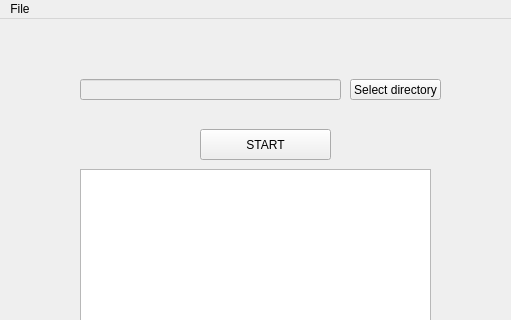
Before: the Qt Designer form mainwindow.ui in vashaty/7zipGUI, drawn with Qt 5; both pictures show x 0 to 511 and y 0 to 320 of the 511 by 469 pixel window.
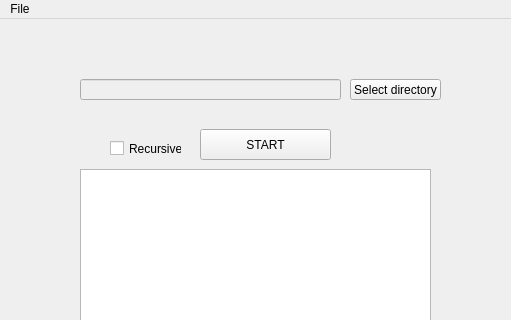
After: the same form once the commit is applied.

Commit message: recursive files search done

Diff of the .ui file:
```diff
--- a/mainwindow.ui
+++ b/mainwindow.ui
@@ -63,6 +63,19 @@
      <string>Select directory</string>
     </property>
    </widget>
+   <widget class="QCheckBox" name="cbRecursive">
+    <property name="geometry">
+     <rect>
+      <x>110</x>
+      <y>120</y>
+      <width>72</width>
+      <height>19</height>
+     </rect>
+    </property>
+    <property name="text">
+     <string>Recursive</string>
+    </property>
+   </widget>
   </widget>
   <widget class="QMenuBar" name="menubar">
    <property name="geometry">
```
The commit also changes 1 other file.
